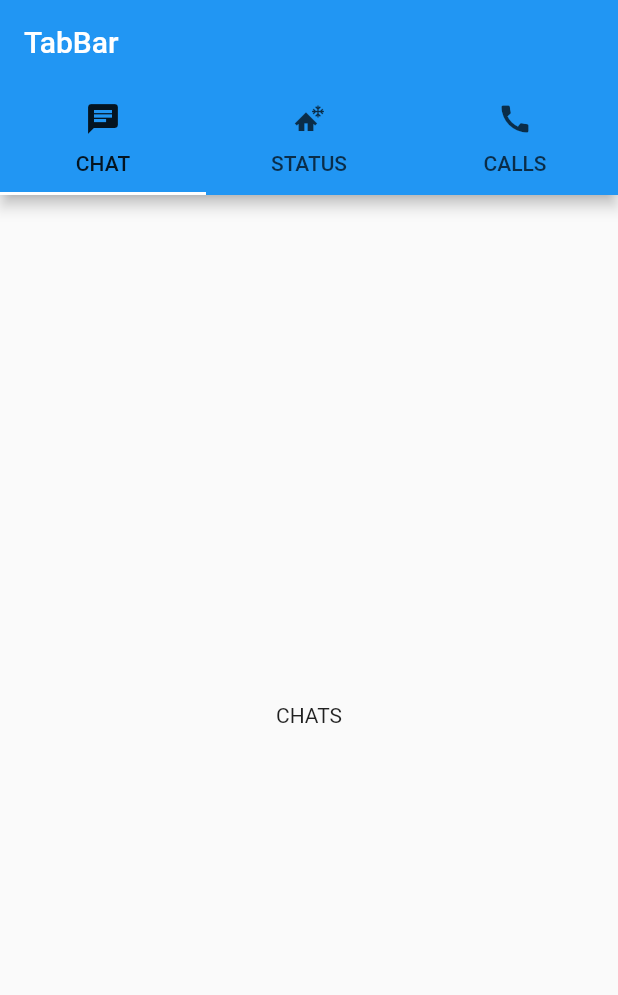
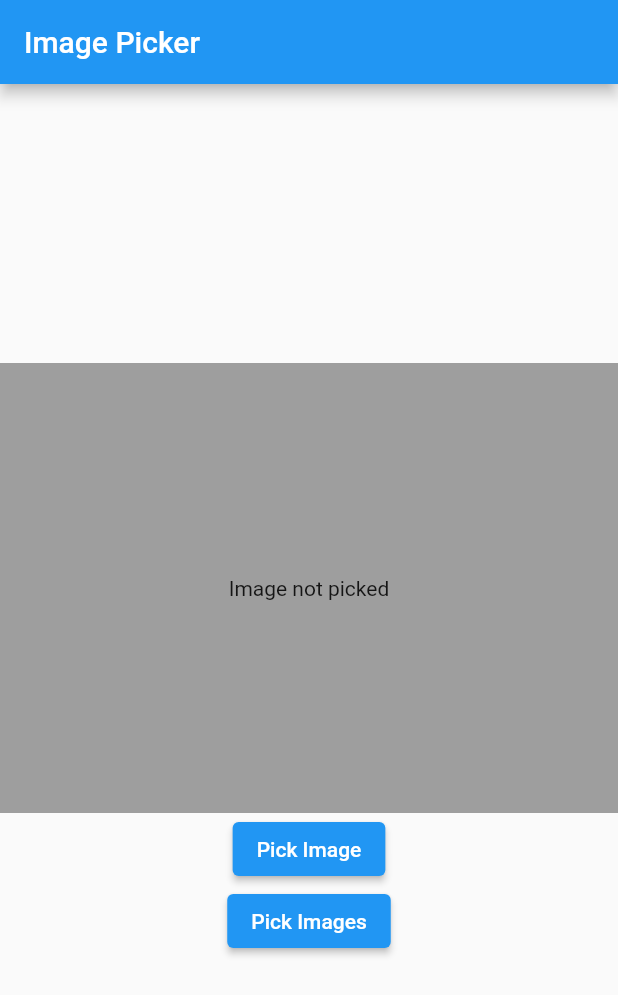
Before and after one commit to Bajrang-Choudhary/FlutterConcepts, a Flutter app: the screen it shows after launch, on a phone screen of 412 x 824 dp. Shown: the top 995 px of the screen. Run offline on Flutter 3.47's test engine with Material 2 defaults, Android fonts, the phone set to English and light mode, and no system bars; our stand-ins replace animated_text_kit, cached_network_image, image_picker.

Commit message:
Image Picker Package

```diff
--- /dev/null
+++ b/lib/Widgets/image_picker.dart
@@ -0,0 +1,79 @@
+// You can pick multiple images and videos from gallary or anywhere else.
+// If you want to know more about this package, you can simply go to PUB.DEV and search for the "ImagePicker".
+import 'dart:io';
+
+import 'package:flutter/material.dart';
+import 'package:image_picker/image_picker.dart';
+
+class ImagePickerWidget extends StatefulWidget {
+  const ImagePickerWidget({super.key});
+
+  @override
+  State<ImagePickerWidget> createState() => _ImagePickerWidgetState();
+}
+
+class _ImagePickerWidgetState extends State<ImagePickerWidget> {
+  // we use XFile bcoz its a cross platform.
+  XFile? file;
+  ImagePicker _picker = ImagePicker();
+  List<XFile>? files;
+  @override
+  Widget build(BuildContext context) {
+    return Scaffold(
+      appBar: AppBar(
+        title: const Text('Image Picker'),
+      ),
+      body: Center(
+        child: Column(
+          mainAxisAlignment: MainAxisAlignment.center,
+          children: [
+            Container(
+              height: 300,
+              width: double.infinity,
+              color: Colors.grey,
+              child: Center(
+                child: file == null
+                    ? Text('Image not picked')
+                    : Image.file(
+                        File(file!.path),
+                        fit: BoxFit.cover,
+                      ),
+              ),
+            ),
+            ElevatedButton(
+              onPressed: () async {
+                //sync: Sync is single-thread, so only one operation or program will run at a time.
+                //async: Async is non-blocking, which means it will send multiple requests to a server.
+                // in simple terms async fun take more time
+                final XFile? photo =
+                    await _picker.pickImage(source: ImageSource.gallery);
+                setState(() {
+                  file = photo;
+                });
+                print('Image Picked');
+                print(photo!.path);
+              },
+              child: const Text('Pick Image'),
+            ),
+            ElevatedButton(
+              onPressed: () async {
+                //sync: Sync is single-thread, so only one operation or program will run at a time.
+                //async: Async is non-blocking, which means it will send multiple requests to a server.
+                // in simple terms async fun take more time
+                final List<XFile> photos = await _picker.pickMultiImage();
+                setState(() {
+                  files = photos;
+                });
+                print('Images Picked');
+                for(int i = 0; i<files!.length; i++){
+                  print(files![i].path);
+                }
+              },
+              child: const Text('Pick Images'),
+            ),
+          ],
+        ),
+      ),
+    );
+  }
+}
--- a/lib/main.dart
+++ b/lib/main.dart
@@ -7,6 +7,7 @@
 import 'package:containers_sizedbox/Widgets/dropdownbar.dart';
 import 'package:containers_sizedbox/Widgets/form.dart';
 import 'package:containers_sizedbox/Widgets/image.dart';
+import 'package:containers_sizedbox/Widgets/image_picker.dart';
 import 'package:containers_sizedbox/Widgets/list_grid.dart';
 import 'package:containers_sizedbox/Widgets/rawscols.dart';
 import 'package:containers_sizedbox/Widgets/snackbar.dart';
@@ -32,7 +33,7 @@
         // appBarTheme: const AppBarTheme(backgroundColor: Colors.green),
       ),
       // home: const Container_Sized(),
-      home: const TabBarWidget()
+      home: const ImagePickerWidget()
     );
   }
 }
--- a/pubspec.yaml
+++ b/pubspec.yaml
@@ -32,7 +32,7 @@
     sdk: flutter
   cached_network_image:
   animated_text_kit:
-
+  image_picker:
   # The following adds the Cupertino Icons font to your application.
   # Use with the CupertinoIcons class for iOS style icons.
   cupertino_icons: ^1.0.2
```
Also changed, not shown: pubspec.lock, 5 other files.
